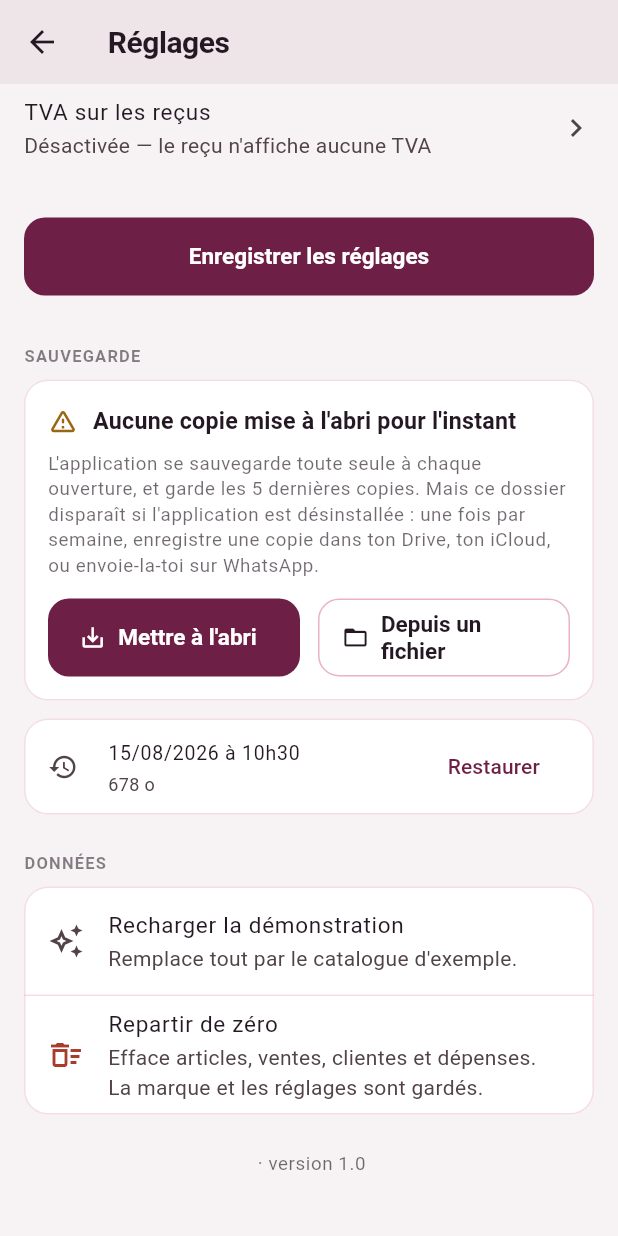
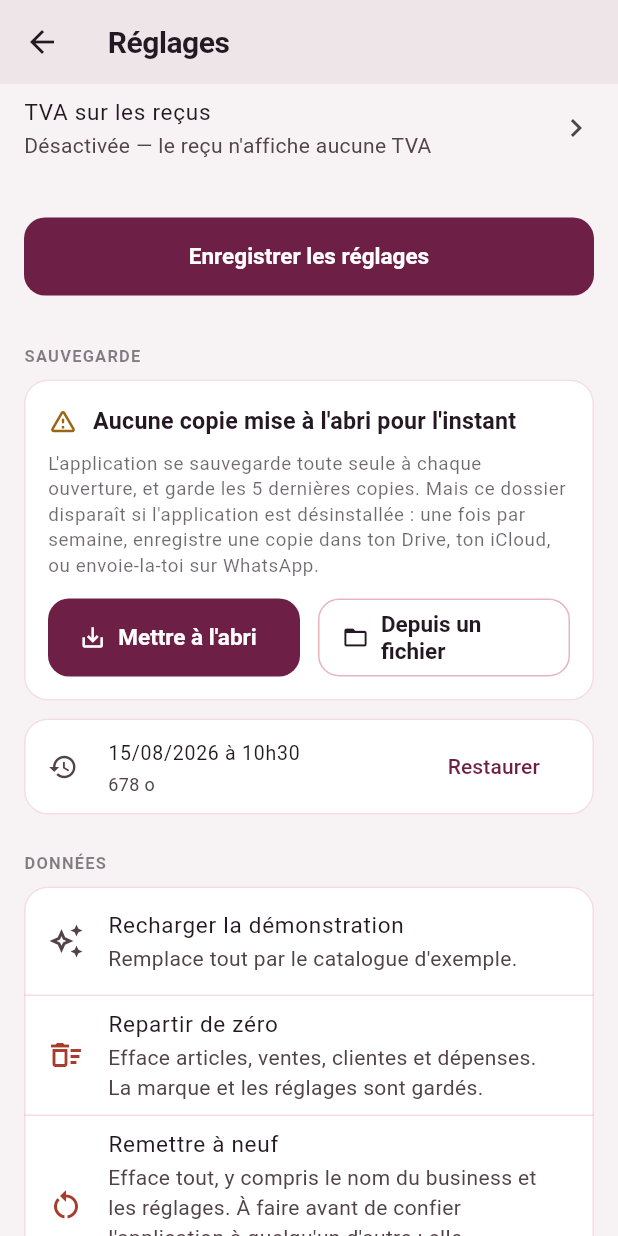
Before and after one commit to Williamszika/Evobusiness, a Flutter app: the EcranParametres screen opened directly, scrolled down 1779 dp, on a phone screen of 412 x 824 dp. Run offline on Flutter 3.47's test engine with Material 3 defaults, Android fonts, the phone set to English and light mode, and no system bars; our stand-ins replace file_picker, fl_chart, flutter_riverpod, flutter_svg, image_picker, pdf and 3 more; accounts and stored records are empty.

Commit message:
Ajouter « Remettre à neuf » : effacer jusqu'au nom de la boutique
« Repartir de zéro » gardait délibérément la marque et les réglages — utile
quand on nettoie sa propre boutique, jamais quand on remet l'appareil à
quelqu'un d'autre. Il n'existait donc aucun moyen, depuis l'application, de
revenir à l'état de première ouverture.

Paramètres → Données → « Remettre à neuf » efface tout, y compris le nom du
business, le téléphone et la ville. L'application rouvre alors l'écran de
bienvenue et redemande son nom.

Aucun test de widget ne monte l'application entière après cette remise à
neuf : le retour à l'écran de bienvenue ne dépend que de `estConfiguree`,
vérifié par le test unitaire, et l'aiguillage de `app.dart` sur ce drapeau
est déjà couvert. Monter la boutique complète n'ajoutait aucune garantie et
faisait expirer le test au bout de dix minutes — `pumpAndSettle` n'atteint
jamais le repos sur une boutique nommée mais vide.

110 tests au vert, `flutter analyze` propre.

Co-Authored-By: Claude Opus 5 <noreply@anthropic.com>
Claude-Session: https://claude.ai/code/session_01LagDDDQKJgkorcqcddmNAM

```diff
--- a/lib/ecrans/parametres/parametres.dart
+++ b/lib/ecrans/parametres/parametres.dart
@@ -563,6 +563,34 @@ class _EcranParametresState extends ConsumerState<EcranParametres> {
                     if (context.mounted) message(context, 'Données effacées.');
                   },
                 ),
+                const Divider(height: 1),
+                ListTile(
+                  leading: const Icon(Icons.restart_alt, color: Etats.critique),
+                  title: const Text('Remettre à neuf'),
+                  subtitle: const Text(
+                    'Efface tout, y compris le nom du business et les '
+                    'réglages. À faire avant de confier l\'application à '
+                    'quelqu\'un d\'autre : elle redemandera son nom.',
+                  ),
+                  onTap: () async {
+                    final ok = await confirmer(
+                      context,
+                      titre: 'Remettre à neuf ?',
+                      texte:
+                          'Tout disparaît : articles, ventes, clientes, '
+                          'dépenses, et jusqu\'au nom de la boutique. '
+                          'L\'application se rouvrira comme au premier jour. '
+                          'Fais une sauvegarde avant si tu veux pouvoir '
+                          'revenir en arrière.',
+                      valider: 'Remettre à neuf',
+                      dangereux: true,
+                    );
+                    if (!ok) return;
+                    await ref.read(boutiqueProvider.notifier).remettreANeuf();
+                    // Aucune navigation à faire : l'application observe la
+                    // marque et rouvre l'écran de bienvenue d'elle-même.
+                  },
+                ),
               ],
             ),
           ),
```
Also changed, not shown: lib/etat/boutique.dart (+13 -0 lines), 1 other file.
